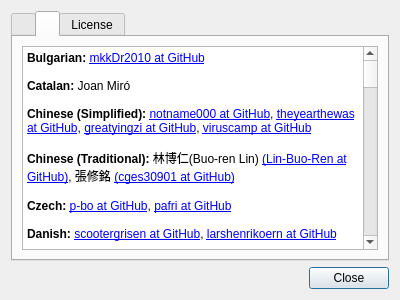
This is featherpad/about.ui in vecnathewhisperd0/FeatherPad as Qt 5 draws it before an edit. The edited form follows.
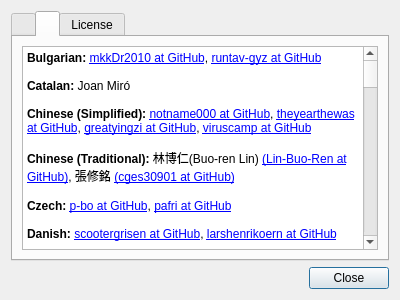
This is the edited form. The open tabs and pages were chosen to show the change.

Commit message: Fixed a problem in highlighting of Yaml blocks

```diff
--- a/featherpad/about.ui
+++ b/featherpad/about.ui
@@ -97,7 +97,7 @@
 &lt;html&gt;&lt;head&gt;&lt;meta name=&quot;qrichtext&quot; content=&quot;1&quot; /&gt;&lt;style type=&quot;text/css&quot;&gt;
 p, li { white-space: pre-wrap; }
 &lt;/style&gt;&lt;/head&gt;&lt;body style=&quot;  font-weight:400; font-style:normal;&quot;&gt;
-&lt;p style=&quot; margin-top:0px; margin-bottom:0px; margin-left:0px; margin-right:0px; -qt-block-indent:0; text-indent:0px;&quot;&gt;&lt;span style=&quot; font-weight:600;&quot;&gt;Bulgarian:&lt;/span&gt; &lt;a href=&quot;https://github.com/mkkDr2010&quot;&gt;mkkDr2010 at GitHub&lt;/a&gt;&lt;/p&gt;
+&lt;p style=&quot; margin-top:0px; margin-bottom:0px; margin-left:0px; margin-right:0px; -qt-block-indent:0; text-indent:0px;&quot;&gt;&lt;span style=&quot; font-weight:600;&quot;&gt;Bulgarian:&lt;/span&gt; &lt;a href=&quot;https://github.com/mkkDr2010&quot;&gt;mkkDr2010 at GitHub&lt;/a&gt;, &lt;a href=&quot;https://github.com/runtav-gyz&quot;&gt;runtav-gyz at GitHub&lt;/a&gt;&lt;/p&gt;
 &lt;p style=&quot;-qt-paragraph-type:empty; margin-top:0px; margin-bottom:0px; margin-left:0px; margin-right:0px; -qt-block-indent:0; text-indent:0px;&quot;&gt;&lt;br /&gt;&lt;/p&gt;
 &lt;p style=&quot; margin-top:0px; margin-bottom:0px; margin-left:0px; margin-right:0px; -qt-block-indent:0; text-indent:0px;&quot;&gt;&lt;span style=&quot; font-weight:600;&quot;&gt;Catalan:&lt;/span&gt; Joan Miró&lt;/p&gt;
 &lt;p style=&quot;-qt-paragraph-type:empty; margin-top:0px; margin-bottom:0px; margin-left:0px; margin-right:0px; -qt-block-indent:0; text-indent:0px;&quot;&gt;&lt;br /&gt;&lt;/p&gt;
```
The commit also changes 4 other files.
